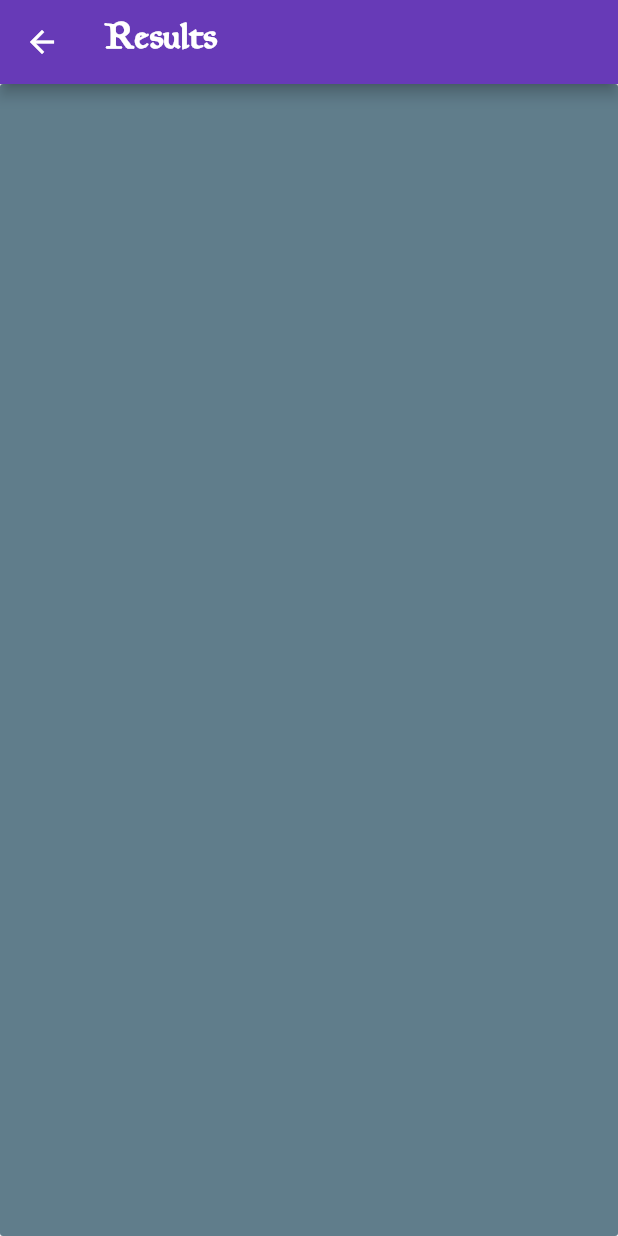
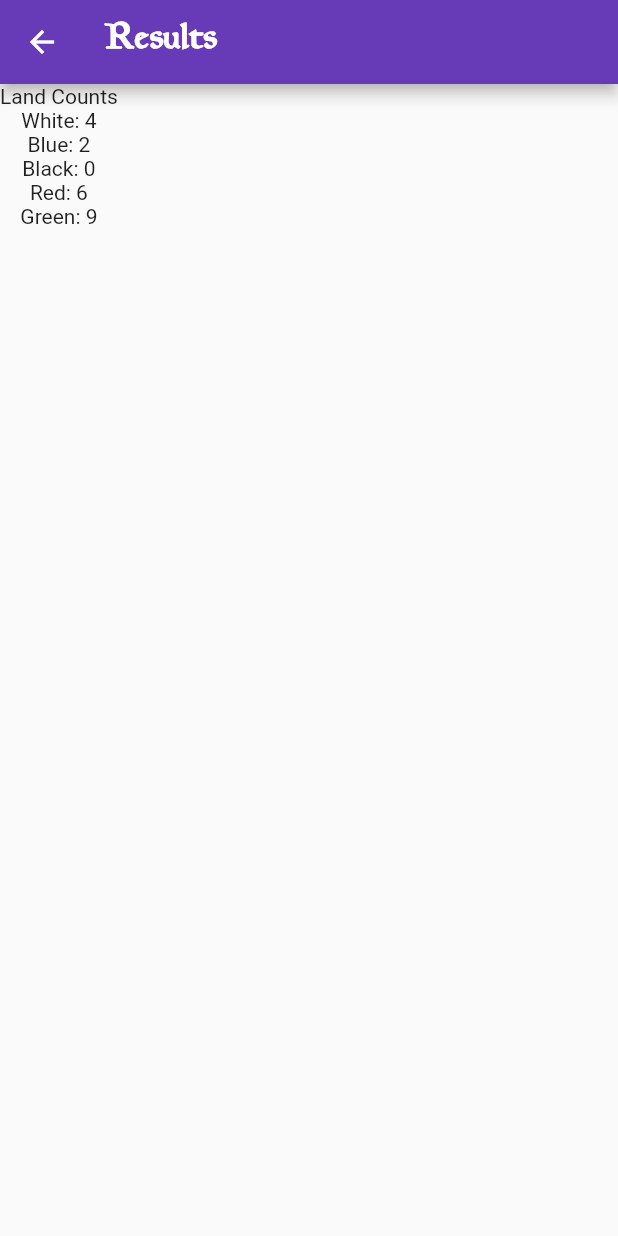
Before and after one commit to TNT670/seniordesign-mtg, a Flutter app: the ResultsScreen screen opened by its route, on a phone screen of 412 x 824 dp. Run offline on Flutter 3.47's test engine with Material 2 defaults, Android fonts, the phone set to English and light mode, and no system bars; our stand-ins replace flutter_svg, image_picker, permission_handler, tuple; missing offline and left inert: starflut.

Commit message:
Added a quick results page.

```diff
--- a/mtg_slo/lib/global_states.dart
+++ b/mtg_slo/lib/global_states.dart
@@ -6,13 +6,19 @@ import 'dart:io';
 import 'package:mtg_slo/deck.dart';
 import 'package:mtg_slo/screens/mana_selection_screen/mana_icon.dart';
 import 'package:mtg_slo/mana_display.dart';
+import 'package:mtg_slo/result_display.dart';
+import 'package:tuple/tuple.dart';
 
 class GlobalStates extends ChangeNotifier {
+  var colorMap = {"W": 0, "U": 1, "B": 2, "R": 3, "G": 4};
+
   String _symbol = "";  // temp
   String _code = "";  // string of chars representing color identity
   String _identity = "";  // title of identity
   String _format = "";  // the format the player is utilizing
+  Tuple5<int, int, int, int, int> _results;
   List<ManaDisplay> manaDisplays = List();
+  List<ResultDisplay> resultDisplays = List();
   List<String> _identities = List();
   List<Deck> _decks = List();
   File _image;
@@ -27,6 +33,10 @@ class GlobalStates extends ChangeNotifier {
   }
 
   void setCode(ManaIcon manaIcon) {
+    // manaIcon.assetPath.length - 5 always refers to the symbol
+    // mono color file names will be in the format "B.svg".
+    // So the length of the file name - 5 will always return
+    // the needed symbol.
     _symbol = manaIcon.assetPath[manaIcon.assetPath.length - 5];
     if(!_code.contains(_symbol)) {
       _code += _symbol;
@@ -53,16 +63,30 @@ class GlobalStates extends ChangeNotifier {
 
   void setDisplays() {
     manaDisplays.clear();
+    // _.code is the color identity
     for (int i=0; i<_code.length; i++) {
       manaDisplays.add(ManaDisplay('assets/icons/'+_code[i]+'.svg'));
     }
     setIdentity();
   }
 
+  void setResults() {
+    resultDisplays.clear();
+    // remove the _results test set
+    _results = Tuple5(0,0,0,0,0);
+    List resultList = _results.toList();
+    for (int i = 0; i < manaDisplays.length; i++) {
+        var landCount = resultList[colorMap[manaDisplays[i].getAssetPath[manaDisplays[i].getAssetPath.length - 5]]];
+        resultDisplays.add(ResultDisplay(manaDisplays[i], landCount));
+      }
+  }
+
   void setIdentity() {
     _identity = "";
     bool flag;
 
+    // _identities is a list of all color identities.
+    // This list is generated in getIdentities()
     for (int i=0; i<_identities.length; i++) {
       flag = true;
       for (int j=0; j<_code.length; j++) {
@@ -106,5 +130,6 @@ class GlobalStates extends ChangeNotifier {
   String get getIdentity => _identity;
   String get getFormat => _format;
   List<ManaDisplay> get getDisplays => manaDisplays;
+  List<ResultDisplay> get getResultDisplays => resultDisplays;
   File get getImage => _image;
 }
--- a/mtg_slo/lib/mana_display.dart
+++ b/mtg_slo/lib/mana_display.dart
@@ -26,4 +26,5 @@ class ManaDisplay extends StatelessWidget {
       )
     );
   }
+  String get getAssetPath => _assetPath;
 }
--- a/mtg_slo/lib/screens/format_selection_screen/format_selection_screen.dart
+++ b/mtg_slo/lib/screens/format_selection_screen/format_selection_screen.dart
@@ -27,7 +27,7 @@ class FormatSelectionScreen extends StatelessWidget {
             child: FlatButton(
               color: Colors.redAccent,
               onPressed: () {
-                globalStates.setFormat("Standard40");
+                globalStates.setFormat("Standard 40");
                 Navigator.pushNamed(context, '/mana');
               },
               child: RichText(
@@ -45,7 +45,7 @@ class FormatSelectionScreen extends StatelessWidget {
             child: FlatButton(
               color: Colors.blueAccent,
               onPressed: () {
-                globalStates.setFormat("Standard60");
+                globalStates.setFormat("Standard 60");
                 Navigator.pushNamed(context, '/mana');
               },
               child: RichText(
--- a/mtg_slo/lib/screens/mana_selection_screen/mana_selection_screen.dart
+++ b/mtg_slo/lib/screens/mana_selection_screen/mana_selection_screen.dart
@@ -62,6 +62,7 @@ class ManaSelectionScreen extends StatelessWidget {
           }
           else {
             deckStates.setCode(globalStates.getCode);
+            globalStates.setResults();
             Navigator.pushNamed(context, '/input');
           }
         },
--- a/mtg_slo/lib/screens/results_screen/results_screen.dart
+++ b/mtg_slo/lib/screens/results_screen/results_screen.dart
@@ -1,7 +1,9 @@
 import 'package:flutter/material.dart';
 import 'package:provider/provider.dart';
+import 'package:tuple/tuple.dart';
 
 import 'package:mtg_slo/screens/results_screen/results.dart';
+import 'package:mtg_slo/global_states.dart';
 
 // TODO: (post-presentation 2): make screen stateful to account for different
 // land types
@@ -9,7 +11,16 @@ import 'package:mtg_slo/screens/results_screen/results.dart';
 class ResultsScreen extends StatelessWidget {
   @override
   Widget build(BuildContext context) {
-    final results = Provider.of<Results>(context);
+    final globalStates = Provider.of<GlobalStates>(context);
+    //final results = Provider.of<Results>(context);
+    final results = Tuple5<int, int, int, int, int>(4,2,0,6,9);
+    final resultsList = results.toList();
+    int count = 0;
+    for (int i = 0; i < resultsList.length; i++) {
+        if (resultsList[i] == 0) {
+          count++;
+        }
+      }
     return Scaffold(
       appBar: AppBar(
         title: RichText(
@@ -25,20 +36,15 @@ class ResultsScreen extends StatelessWidget {
         ),
       ),
       body: Column(
-        mainAxisAlignment: MainAxisAlignment.start,
-        crossAxisAlignment: CrossAxisAlignment.stretch,
-        children: <Widget>[
-          Expanded(
-            flex: 1,
-            child: FlatButton(
-              color: Colors.blueGrey,
-              onPressed: () async {
-                // previously used for testing
-              }
-           )
-          )
-        ]
-      )
-    );
+          children: [
+            Text("Land Counts"),
+            Text("White: " + resultsList[0].toString()),
+            Text("Blue: " + resultsList[1].toString()),
+            Text("Black: " + resultsList[2].toString()),
+            Text("Red: " + resultsList[3].toString()),
+            Text("Green: " + resultsList[4].toString()),
+          ]
+        )
+      );
   }
 }
--- a/mtg_slo/pubspec.yaml
+++ b/mtg_slo/pubspec.yaml
@@ -28,6 +28,8 @@ dependencies:
   path_provider: ^0.4.1
 
   image_picker: any
+
+  tuple: ^1.0.3
 
   # The following adds the Cupertino Icons font to your application.
   # Use with the CupertinoIcons class for iOS style icons.
```
Also changed, not shown: mtg_slo/lib/result_display.dart (added, +26 -0 lines), mtg_slo/pubspec.lock.
